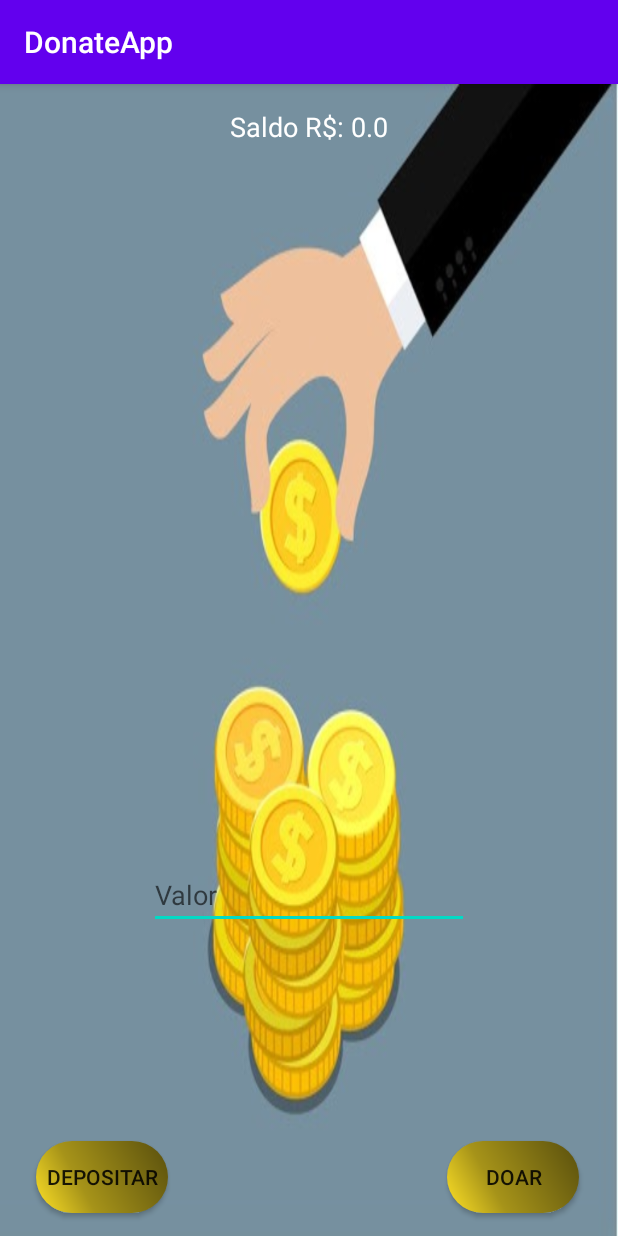
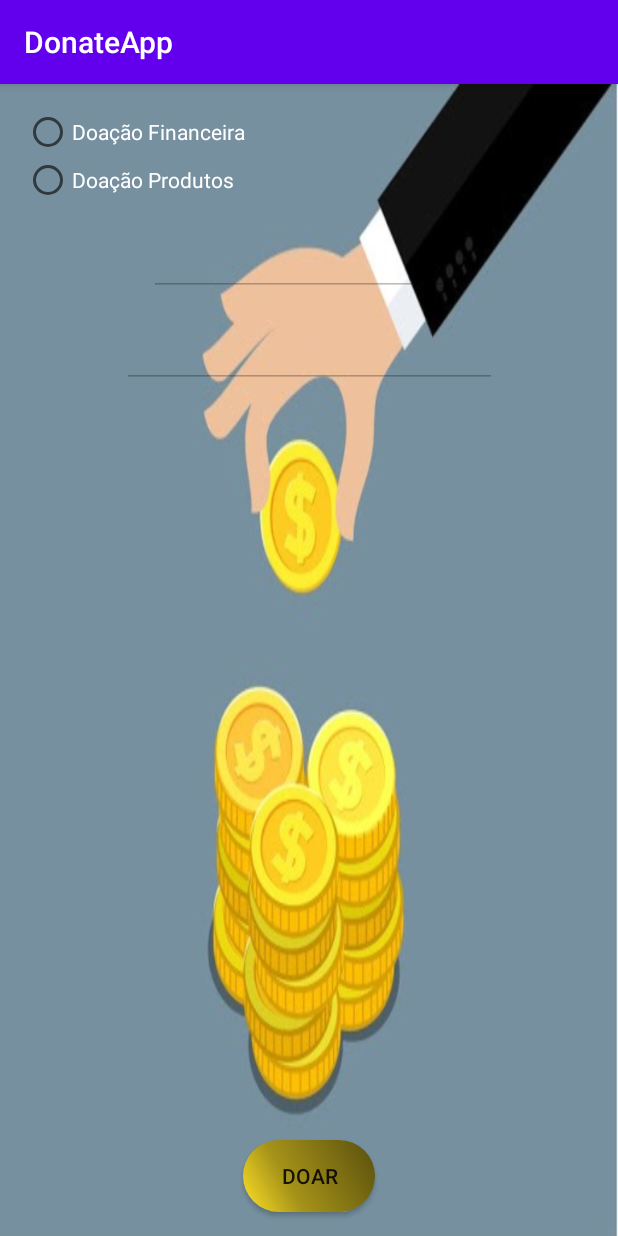
Before and after one commit to JonasZaca/DonateAPP, an Android app: the Doacao screen opened directly, with no data from a screen before it, on a phone screen of 412 x 824 dp. Run offline under Robolectric (Android 15) with nearby library versions, the phone set to English and light mode, and no system bars.

Commit message:
subindo alterações do front

```diff
--- a/app/src/main/java/com/personal/DonateApp/Doacao.java
+++ b/app/src/main/java/com/personal/DonateApp/Doacao.java
@@ -1,122 +1,116 @@
 package com.personal.DonateApp;
 
-import androidx.annotation.Nullable;
 import androidx.appcompat.app.AppCompatActivity;
 
 import android.content.Context;
-import android.content.Intent;
 import android.os.Bundle;
-import android.os.PersistableBundle;
-import android.util.Log;
 import android.view.Gravity;
 import android.view.View;
 import android.widget.Button;
 import android.widget.EditText;
+import android.widget.RadioButton;
+import android.widget.RadioGroup;
 import android.widget.TextView;
 import android.widget.Toast;
 
-import androidx.appcompat.app.AppCompatActivity;
-
-import android.os.Bundle;
-import android.view.View;
-import android.widget.EditText;
-import android.widget.ListView;
-
-import com.fasterxml.jackson.core.JsonProcessingException;
-import com.fasterxml.jackson.databind.ObjectMapper;
-import com.scaledrone.lib.Listener;
-import com.scaledrone.lib.Message;
-import com.scaledrone.lib.Room;
-import com.scaledrone.lib.RoomListener;
-import com.scaledrone.lib.Scaledrone;
-
-import java.util.Random;
-
 public class Doacao extends AppCompatActivity {
 
-    double valor,saldo = 0;
+    RadioGroup radioGroup;
+
+    RadioButton radioButton;
+
+    Button btnDoar;
+
+    EditText edtValor;
+    EditText edtDescri;
+
+    Double valor;
+    int selecao;
 
     @Override
     protected void onCreate(Bundle savedInstanceState) {
         super.onCreate(savedInstanceState);
         setContentView(R.layout.activity_doacao);
 
-        TextView viewSaldo = (TextView)findViewById(R.id.txtSaldo);
+        edtValor = findViewById(R.id.edtValor);
+        edtDescri = findViewById(R.id.edtDescri);
 
-        final EditText edtValor = (EditText)findViewById(R.id.edtxtValor);
+        radioGroup = findViewById(R.id.radioGroup);
 
-        Button btnDoar = (Button)findViewById(R.id.btnDoar);
-        Button btnDepositar = (Button)findViewById(R.id.btnDepositar);
+        btnDoar = findViewById(R.id.btnDoar);
 
-        viewSaldo.setText("Saldo R$: "+saldo);
+        edtValor.setEnabled(false);
+        edtDescri.setEnabled(false);
+        selecao = 0;
+
+    }
+
+    public void checkButton(View v){
+
+        int radioId = radioGroup.getCheckedRadioButtonId();
+
+        radioButton = findViewById(radioId);
+
+        if(radioId == 2131165321){
+            edtValor.setEnabled(true);
+            edtDescri.setEnabled(false);
+            edtValor.setHint("Valor:");
+            edtDescri.setHint("");
+            selecao = 1;
+        }
+
+        if(radioId == 2131165322){
+            edtValor.setEnabled(true);
+            edtDescri.setEnabled(true);
+            edtValor.setHint("Quantidade:");
+            edtDescri.setHint("Qual produto você vai doar:");
+            selecao = 2;
+        }
+
+    }
+
+    public void clickButton(View v){
 
         btnDoar.setOnClickListener(new View.OnClickListener() {
             @Override
             public void onClick(View v) {
-                if(edtValor.length() == 0){
-                    edtValor.setError("Insira algum valor");
-                }else{
+                if(selecao == 0){
 
-                    valor = Double.parseDouble(edtValor.getText().toString());
+                    Context context1 = getApplicationContext();
 
-                    if( saldo < valor || 0 >= saldo || valor <= 0){
+                    CharSequence text1 = "Selecione uma opção de doação !";
+                    int duration1 = Toast.LENGTH_LONG;
 
-                        Context context = getApplicationContext();
+                    Toast toast1 = Toast.makeText(context1, text1, duration1);
+                    toast1.setGravity(Gravity.CENTER_VERTICAL, 0, 0);
+                    toast1.show();
 
-                        CharSequence text = "Saldo incompatível, deposite mais ! ";
-                        int duration = Toast.LENGTH_LONG;
-
-                        Toast toast = Toast.makeText(context, text, duration);
-                        toast.setGravity(Gravity.CENTER_VERTICAL, 0, 0);
-                        toast.show();
-                        edtValor.setText("");
-
-                    }
-                    else{
-                        Context context = getApplicationContext();
-
-                        CharSequence text = "Doação realizado com sucesso ! " + edtValor.getText();
-                        int duration = Toast.LENGTH_LONG;
-
-                        Toast toast = Toast.makeText(context, text, duration);
-                        toast.setGravity(Gravity.CENTER_VERTICAL, 0, 0);
-                        toast.show();
-
-                        saldo = (saldo - Double.parseDouble(edtValor.getText().toString()));
-
-                        TextView viewSaldo = (TextView)findViewById(R.id.txtSaldo);
-                        viewSaldo.setText("Saldo R$: "+saldo);
-                        edtValor.setText("");
-
-                    }
+                    edtValor.setText("");
+                    edtDescri.setText("");
 
                 }
-            }
-        });
-
-        btnDepositar.setOnClickListener(new View.OnClickListener() {
-            @Override
-            public void onClick(View v) {
-                if(edtValor.length() == 0){
-                    edtValor.setError("Insira algum valor");
-                }else{
-
-                    valor = Double.parseDouble(edtValor.getText().toString());
+                else if(edtValor.length() == 0){
+                    edtValor.setError("Insira algum valor valido !");
+                }
+                else if(Double.parseDouble(edtValor.getText().toString()) == 0){
+                    edtValor.setError("Insira algum valor valido !");
+                }
+                else if(edtDescri.length() == 0 && selecao == 2){
+                    edtDescri.setError("Descreva o qu você vai doar !");
+                }
+                else{
 
                     Context context = getApplicationContext();
 
-                    CharSequence text = "Deposito realizado com sucesso ! " + edtValor.getText();
+                    CharSequence text = "Doação realizada com sucesso !";
                     int duration = Toast.LENGTH_LONG;
 
                     Toast toast = Toast.makeText(context, text, duration);
                     toast.setGravity(Gravity.CENTER_VERTICAL, 0, 0);
                     toast.show();
 
-                    saldo = (saldo + Double.parseDouble(edtValor.getText().toString()));
-
-                    TextView viewSaldo = (TextView)findViewById(R.id.txtSaldo);
-                    viewSaldo.setText("Saldo R$: "+saldo);
                     edtValor.setText("");
+                    edtDescri.setText("");
 
                 }
             }
--- a/app/src/main/java/com/personal/DonateApp/Logando.java
+++ b/app/src/main/java/com/personal/DonateApp/Logando.java
@@ -27,7 +27,7 @@ public class Logando extends AppCompatActivity {
                 EditText editPass = findViewById(R.id.editPass);
                 String user = editUser.getText().toString();
                 String pass = editPass.getText().toString();
-                if (user.equals("adm@doacao.com") && pass.equals("12345")){
+                if (user.equals("") && pass.equals("")){
                     Toast.makeText(Logando.this, "Login Realizado com sucesso", Toast.LENGTH_SHORT).show();
                     Intent intente = new Intent(Logando.this, Carregamento.class);
                     startActivity(intente);
--- a/app/src/main/java/com/personal/DonateApp/MainActivity.java
+++ b/app/src/main/java/com/personal/DonateApp/MainActivity.java
@@ -31,7 +31,7 @@ public class MainActivity extends AppCompatActivity implements RoomListener {
         super.onCreate(savedInstanceState);
         setContentView(R.layout.activity_main);
 
-        editText = findViewById(R.id.editText);
+        editText = findViewById(R.id.edtDescri);
         messagesView = findViewById(R.id.messages_view);
         bla();
     }
--- a/app/src/main/res/layout/activity_doacao.xml
+++ b/app/src/main/res/layout/activity_doacao.xml
@@ -7,70 +7,68 @@
     android:background="@drawable/tela_um"
     tools:context=".Doacao">
 
-    <TextView
-        android:id="@+id/txtSaldo"
-        android:layout_width="wrap_content"
-        android:layout_height="wrap_content"
-        android:layout_marginTop="16dp"
-        android:text="Saldo R$: "
-        android:textColor="#FFFFFF"
-        android:textSize="18sp"
-        app:layout_constraintEnd_toEndOf="parent"
-        app:layout_constraintStart_toStartOf="parent"
-        app:layout_constraintTop_toTopOf="parent" />
-
-    <androidx.constraintlayout.widget.Guideline
-        android:id="@+id/guideline"
-        android:layout_width="wrap_content"
-        android:layout_height="wrap_content"
-        android:orientation="vertical"
-        app:layout_constraintGuide_percent="0.33" />
-
-    <androidx.constraintlayout.widget.Guideline
-        android:id="@+id/guideline2"
-        android:layout_width="wrap_content"
-        android:layout_height="wrap_content"
-        android:orientation="vertical"
-        app:layout_constraintGuide_percent="0.66" />
-
     <Button
         android:id="@+id/btnDoar"
         android:layout_width="wrap_content"
         android:layout_height="wrap_content"
+        android:layout_marginBottom="16dp"
         android:background="@drawable/botao_customizado"
+        android:onClick="clickButton"
         android:text="Doar"
         android:visibility="visible"
         app:layout_constraintBottom_toBottomOf="parent"
         app:layout_constraintEnd_toEndOf="parent"
-        app:layout_constraintStart_toStartOf="@+id/guideline2"
-        app:layout_constraintTop_toBottomOf="@+id/edtxtValor"
-        app:layout_constraintVertical_bias="0.9" />
+        app:layout_constraintStart_toStartOf="parent" />
 
-    <Button
-        android:id="@+id/btnDepositar"
+    <RadioGroup
+        android:id="@+id/radioGroup"
         android:layout_width="wrap_content"
         android:layout_height="wrap_content"
-        android:background="@drawable/botao_customizado"
-        android:text="Depositar"
-        android:visibility="visible"
-        app:layout_constraintBottom_toBottomOf="parent"
-        app:layout_constraintEnd_toStartOf="@+id/guideline"
+        android:layout_marginStart="16dp"
+        android:layout_marginTop="16dp"
+        app:layout_constraintEnd_toEndOf="parent"
+        app:layout_constraintHorizontal_bias="0.0"
         app:layout_constraintStart_toStartOf="parent"
-        app:layout_constraintTop_toBottomOf="@+id/edtxtValor"
-        app:layout_constraintVertical_bias="0.9" />
+        app:layout_constraintTop_toTopOf="parent">
+
+        <RadioButton
+            android:id="@+id/radio_DoacaoF"
+            android:layout_width="wrap_content"
+            android:layout_height="wrap_content"
+            android:onClick="checkButton"
+            android:text="Doação Financeira"
+            android:textColor="#FFFFFF" />
+
+        <RadioButton
+            android:id="@+id/radio_DoacaoP"
+            android:layout_width="match_parent"
+            android:layout_height="wrap_content"
+            android:onClick="checkButton"
+            android:text="Doação Produtos"
+            android:textColor="#FFFFFF" />
+
+    </RadioGroup>
 
     <EditText
-        android:id="@+id/edtxtValor"
+        android:id="@+id/edtValor"
         android:layout_width="wrap_content"
         android:layout_height="wrap_content"
+        android:layout_marginTop="16dp"
         android:ems="10"
-        android:hint="Valor"
-        android:inputType="numberDecimal"
-        android:textColor="@android:color/white"
-        app:layout_constraintBottom_toBottomOf="parent"
+        android:inputType="number"
         app:layout_constraintEnd_toEndOf="parent"
         app:layout_constraintStart_toStartOf="parent"
-        app:layout_constraintTop_toBottomOf="@+id/txtSaldo"
-        app:layout_constraintVertical_bias="0.7" />
+        app:layout_constraintTop_toBottomOf="@+id/radioGroup" />
+
+    <EditText
+        android:id="@+id/edtDescri"
+        android:layout_width="250dp"
+        android:layout_height="wrap_content"
+        android:layout_marginTop="16dp"
+        android:ems="10"
+        android:inputType="text"
+        app:layout_constraintEnd_toEndOf="parent"
+        app:layout_constraintStart_toStartOf="parent"
+        app:layout_constraintTop_toBottomOf="@+id/edtValor" />
 
 </androidx.constraintlayout.widget.ConstraintLayout>
--- a/app/src/main/res/layout/activity_main.xml
+++ b/app/src/main/res/layout/activity_main.xml
@@ -23,7 +23,7 @@
         android:orientation="horizontal">
 
         <EditText
-            android:id="@+id/editText"
+            android:id="@+id/edtDescri"
             android:layout_width="match_parent"
             android:layout_height="wrap_content"
             android:layout_weight="2"
--- a/build.gradle
+++ b/build.gradle
@@ -8,8 +8,8 @@ buildscript {
 
     }
     dependencies {
-        classpath 'com.android.tools.build:gradle:3.2.1'
-
+        classpath 'com.android.tools.build:gradle:4.0.0'
+        implementation 'com.google.code.gson:gson:2.8.2'
 
 
         // NOTE: Do not place your application dependencies here; they belong
```
Also changed, not shown: app/src/main/java/com/personal/DonateApp/Intermedia.java (+27 -31 lines), app/src/main/res/layout/activity_intermedia.xml (+1 -25 lines), app/src/main/res/menu/opcoes_menu.xml (added, +14 -0 lines), gradle/wrapper/gradle-wrapper.properties, 2 other files.
